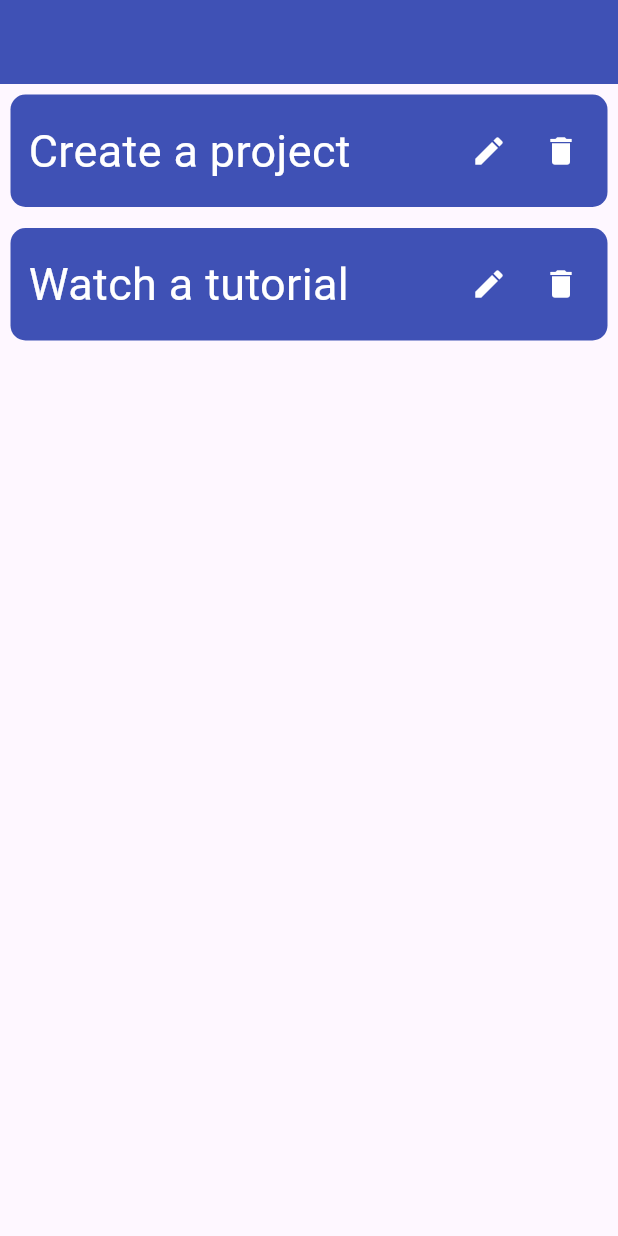
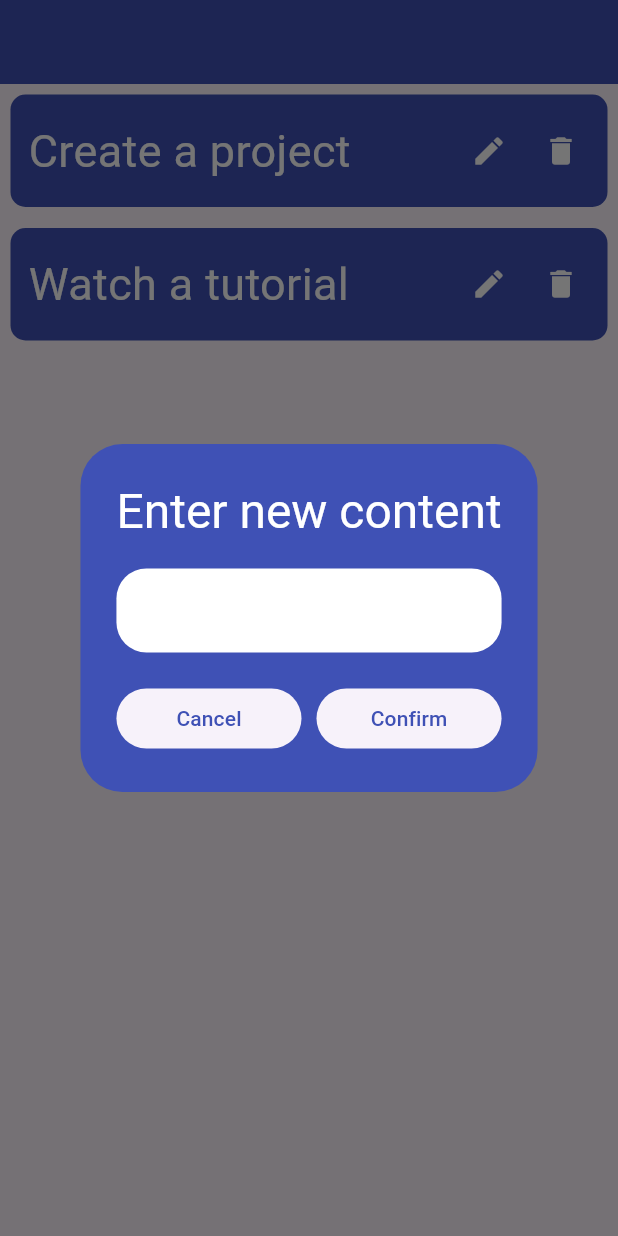
Before and after one commit to abscertainty/todolist, a Flutter app: the screen it shows after launch, after a tap on the "edit" icon, on a phone screen of 412 x 824 dp. Run offline on Flutter 3.47's test engine with Material 3 defaults, Android fonts, the phone set to English and light mode, and no system bars.

Commit message:
added functionality to edit the content of a task, but still needs more work

```diff
--- a/lib/home_page.dart
+++ b/lib/home_page.dart
@@ -10,6 +10,8 @@ class HomePage extends StatefulWidget {
 }
 
 class _HomePageState extends State<HomePage> {
+  final _editTaskController = TextEditingController();
+
   final List<Task> tasks = [
     Task(content: "Create a project"),
     Task(content: "Watch a tutorial"),
@@ -23,7 +25,89 @@ class _HomePageState extends State<HomePage> {
   }
 
   // todo
-  void editTask(index, String newContent) {}
+  void editTask(index) {
+    showDialog(
+      context: context,
+      builder: (context) {
+        return AlertDialog(
+          title: Text(
+            "Enter new content",
+            style: TextStyle(
+              color: Colors.white,
+              fontSize: 32,
+            ),
+            textAlign: TextAlign.center,
+          ),
+          content: SizedBox(
+            height: 125,
+            child: Column(
+              children: [
+                TextField(
+                  controller: _editTaskController,
+                  decoration: InputDecoration(
+                    border: OutlineInputBorder(
+                      borderSide: BorderSide.none,
+                      borderRadius: BorderRadius.circular(20),
+                    ),
+                    fillColor: Colors.white,
+                    filled: true,
+                  ),
+                ),
+                SizedBox(
+                  height: 20,
+                ),
+                Row(
+                  children: [
+                    Expanded(
+                      child: ElevatedButton(
+                        onPressed: () {
+                          Navigator.pop(context);
+                          _editTaskController.clear();
+                        },
+                        style: ElevatedButton.styleFrom(
+                          elevation: 0,
+                        ),
+                        child: Text(
+                          "Cancel",
+                          style: TextStyle(
+                            color: Colors.indigo,
+                          ),
+                        ),
+                      ),
+                    ),
+                    SizedBox(
+                      width: 10,
+                    ),
+                    Expanded(
+                      child: ElevatedButton(
+                        onPressed: () {
+                          setState(() {
+                            tasks[index].content = _editTaskController.text;
+                          });
+                          Navigator.pop(context);
+                          _editTaskController.clear();
+                        },
+                        style: ElevatedButton.styleFrom(
+                          elevation: 0,
+                        ),
+                        child: Text(
+                          "Confirm",
+                          style: TextStyle(
+                            color: Colors.indigo,
+                          ),
+                        ),
+                      ),
+                    ),
+                  ],
+                )
+              ],
+            ),
+          ),
+          backgroundColor: Colors.indigo,
+        );
+      },
+    );
+  }
 
   @override
   Widget build(BuildContext context) {
@@ -37,7 +121,7 @@ class _HomePageState extends State<HomePage> {
           itemBuilder: (context, index) {
             return TodoTile(
               content: tasks[index].content,
-              onEdit: () => editTask(index, ""),
+              onEdit: () => editTask(index),
               onDelete: () => deleteTask(index),
             );
           },
```
